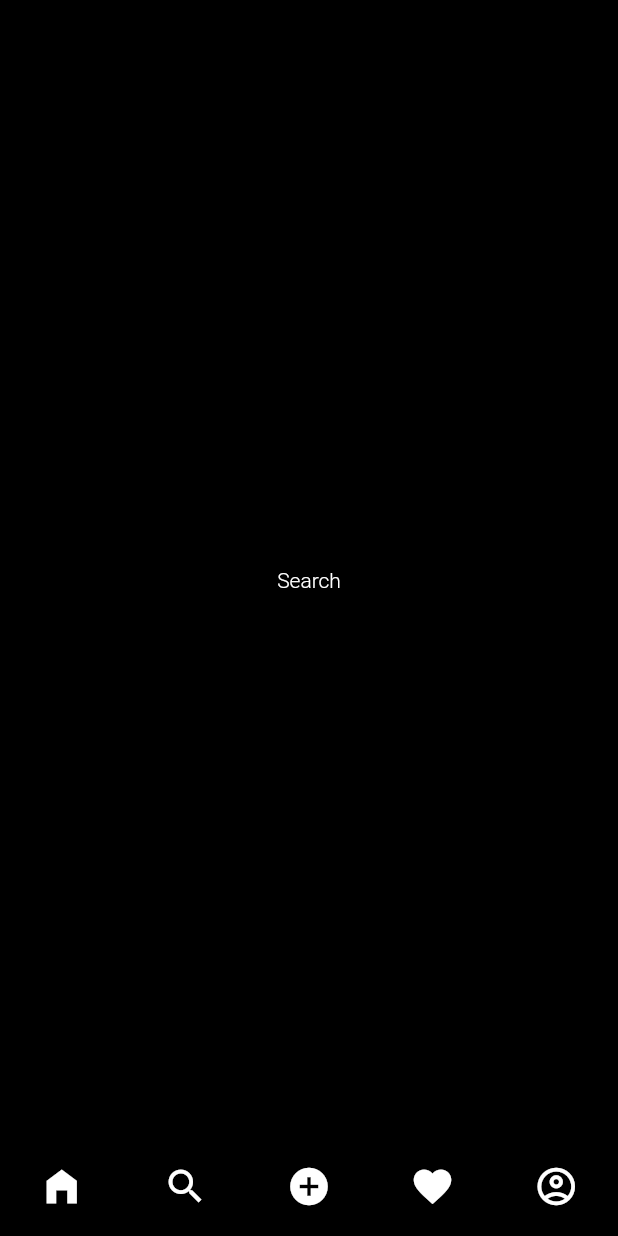
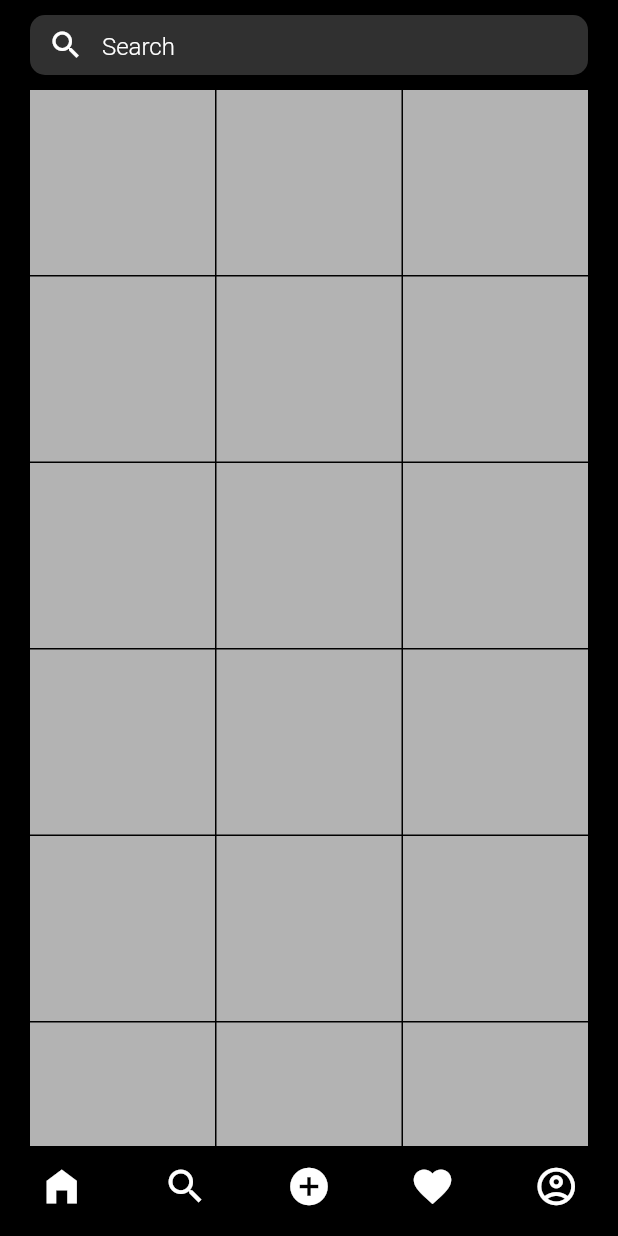
Before and after one commit to natidever/instagram_clone_mobile_version, a Flutter app: the MainPage screen opened directly, swiped to page 2, on a phone screen of 412 x 824 dp. Run offline on Flutter 3.47's test engine with Material 2 defaults, Android fonts, the phone set to English and light mode, and no system bars; our stand-ins replace flutter_svg, flutter_svg_provider, font_awesome_flutter.

Commit message:
half-profile design is included

```diff
--- a/lib/feature/presentation/pages/main_screen/main_screen.dart
+++ b/lib/feature/presentation/pages/main_screen/main_screen.dart
@@ -1,6 +1,8 @@
 import 'package:flutter/cupertino.dart';
 import 'package:flutter/material.dart';
 import 'package:instagram_clone/colors.dart';
+import 'package:instagram_clone/feature/presentation/pages/main_screen/profile/profile_page.dart';
+import 'package:instagram_clone/feature/presentation/pages/main_screen/search_page/search.dart';
 
 import 'home_page/home_page.dart';
 
@@ -72,10 +74,10 @@ void goTo(int index){
           onPageChanged: onPageChange,
           children: [
            HomePage(),
-            Center(child: Text("Search",style: TextStyle(color: primaryColor),),),
+            SearchPage(),
             Center(child: Text("Post",style: TextStyle(color: primaryColor),),),
             Center(child: Text("Activity",style: TextStyle(color: primaryColor),),),
-            Center(child: Text("Account",style: TextStyle(color: primaryColor),),),
+            ProfilePage(),
 
 
         ]),
--- /dev/null
+++ b/lib/feature/presentation/pages/main_screen/search_page/search.dart
@@ -0,0 +1,59 @@
+import 'package:flutter/material.dart';
+import 'package:instagram_clone/colors.dart';
+import 'package:instagram_clone/feature/presentation/pages/main_screen/search_page/widget/search_widget.dart';
+
+import '../../../widget/form_widget.dart';
+
+class SearchPage extends StatefulWidget {
+  const SearchPage({super.key});
+
+  @override
+  State<SearchPage> createState() => _SearchPageState();
+}
+        TextEditingController _controller=TextEditingController();
+class _SearchPageState extends State<SearchPage> {
+
+  // @override
+  // void dispose() {
+  //   // TODO: implement dispose
+  //   super.dispose();
+  //   _controller.dispose();
+  // }
+  @override
+  Widget build(BuildContext context) {
+    return SafeArea(
+      child: Scaffold(
+        backgroundColor: backgroundColor,
+        body: Padding(
+          padding:  EdgeInsets.symmetric(horizontal: 20,vertical: 10),
+          child: SingleChildScrollView(
+            child: Column(
+                children: [
+                  SearchWidget(controller: _controller),
+                    verticalSpace(10),
+
+                  GridView.builder(
+                    itemCount: 20,
+                      physics: ScrollPhysics(),
+                      shrinkWrap: true,
+                      gridDelegate:SliverGridDelegateWithFixedCrossAxisCount(
+                          crossAxisCount: 3,
+                          mainAxisSpacing: 1,
+                          crossAxisSpacing:1,
+                      ),
+                      itemBuilder: (context,index){
+                        return Container(
+                          width: 70,
+                          height: 50,
+                          color: Colors.white70,
+                        );
+                      }
+                  )
+                ],
+            ),
+          ),
+        ),
+      ),
+    );
+  }
+}
--- /dev/null
+++ b/lib/feature/presentation/pages/main_screen/search_page/widget/search_widget.dart
@@ -0,0 +1,30 @@
+import 'package:flutter/material.dart';
+import 'package:instagram_clone/colors.dart';
+
+class SearchWidget extends StatelessWidget {
+  final TextEditingController controller;
+  const SearchWidget({super.key, required this.controller});
+
+  @override
+  Widget build(BuildContext context) {
+    return  Container(
+      width: double.infinity,
+      height: 40,
+      decoration: BoxDecoration(
+        borderRadius: BorderRadius.circular(10),
+        color: secondaryColor.withOpacity(0.3)
+      ),
+      child: TextFormField(
+        controller: controller,
+    style: TextStyle(color: primaryColor),
+    decoration:InputDecoration(
+      border: InputBorder.none,
+      prefixIcon: Icon(Icons.search,color: primaryColor),
+      hintText: 'Search',
+      hintStyle:TextStyle(color: primaryColor)
+
+    ),
+      ),
+    );
+  }
+}
```
Also changed, not shown: lib/feature/presentation/pages/main_screen/profile/profile_page.dart (added, +235 -0 lines), lib/feature/presentation/widget/flexiible_button_widget.dart (added, +63 -0 lines), appImages/profilepage.jpg (added).
